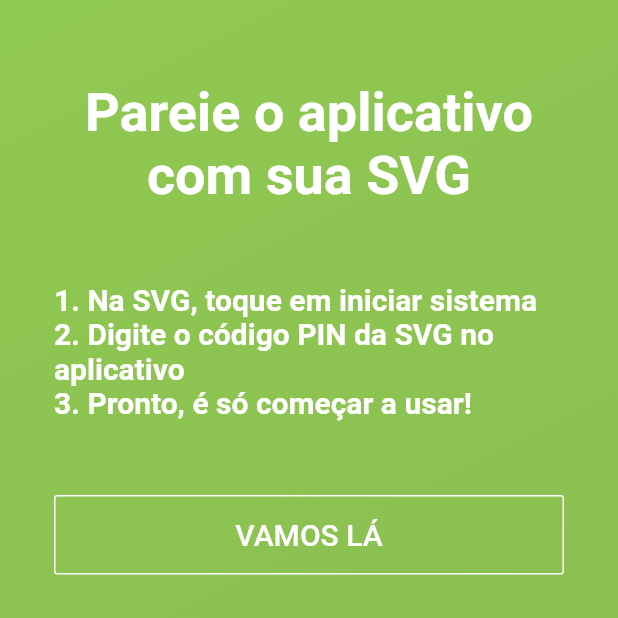
After one commit to PI2-Smart-Vegetable-Germinator/svg-app, a Flutter app: the PairingScreen screen opened directly, on a phone screen of 412 x 824 dp, the top half of it. The commit adds this screen. Run offline on Flutter 3.47's test engine with Material 2 defaults, Android fonts, the phone set to English and light mode, and no system bars; our stand-ins replace firebase_messaging, pin_code_text_field, shared_preferences; accounts and stored records are empty.

Commit message:
Add screen and logic for pairing app with machine.

```diff
--- /dev/null
+++ b/lib/screens/pairing.dart
@@ -0,0 +1,177 @@
+import 'package:flutter/material.dart';
+import 'dart:async';
+import 'package:provider/provider.dart';
+import '../providers/auth.dart';
+import '../models/http_exception.dart';
+
+import 'package:pin_code_text_field/pin_code_text_field.dart';
+
+class PairingScreen extends StatefulWidget {
+  @override
+  _PairingScreenState createState() => _PairingScreenState();
+}
+
+class _PairingScreenState extends State<PairingScreen> {
+  bool _pincodeMode = false;
+  bool _showLoading = false;
+
+  Future<void> _sendPincode(String pincode) async {
+    _showLoading = true;
+    try {
+      await Provider.of<Auth>(context, listen: false).sendPincode(pincode);
+    } on HttpException catch (error) {
+      showDialog(
+        context: context,
+        builder: (BuildContext context) {
+          return AlertDialog(
+            title: Text("Erro"),
+            content: Text(error.message),
+          );
+        },
+      );
+    } catch (error) {
+      showDialog(
+        context: context,
+        builder: (BuildContext context) {
+          return AlertDialog(
+            title: Text("Erro"),
+            content: Text(
+              "Falha ao se comunicar com o servidor. Por favor, tente novamente.",
+            ),
+          );
+        },
+      );
+    } finally {
+      _showLoading = false;
+    }
+  }
+
+  @override
+  Widget build(BuildContext context) {
+    final tutorial = Column(
+      mainAxisAlignment: MainAxisAlignment.start,
+      crossAxisAlignment: CrossAxisAlignment.center,
+      children: <Widget>[
+        SizedBox(height: 18),
+        Text(
+          "Pareie o aplicativo com sua SVG",
+          style: TextStyle(
+            color: Colors.white,
+            fontSize: 36,
+            fontWeight: FontWeight.bold,
+          ),
+          textAlign: TextAlign.center,
+        ),
+        SizedBox(height: 50),
+        Align(
+          alignment: Alignment.centerLeft,
+          child: Text(
+            "1. Na SVG, toque em iniciar sistema",
+            style: TextStyle(
+              color: Colors.white,
+              fontSize: 20,
+              fontWeight: FontWeight.bold,
+            ),
+          ),
+        ),
+        Align(
+          alignment: Alignment.centerLeft,
+          child: Text(
+            "2. Digite o código PIN da SVG no aplicativo",
+            style: TextStyle(
+              color: Colors.white,
+              fontSize: 20,
+              fontWeight: FontWeight.bold,
+            ),
+          ),
+        ),
+        Align(
+          alignment: Alignment.centerLeft,
+          child: Text(
+            "3. Pronto, é só começar a usar!",
+            style: TextStyle(
+              color: Colors.white,
+              fontSize: 20,
+              fontWeight: FontWeight.bold,
+            ),
+          ),
+        ),
+        SizedBox(height: 50),
+        SizedBox(
+          width: double.infinity,
+          child: OutlineButton(
+            borderSide: BorderSide(color: Colors.white),
+            onPressed: () {
+              setState(() {
+                _pincodeMode = true;
+              });
+            },
+            padding: EdgeInsets.all(15.0),
+            child: Text(
+              "Vamos lá".toUpperCase(),
+              style: TextStyle(
+                fontSize: 20,
+                color: Colors.white,
+              ),
+            ),
+          ),
+        )
+      ],
+    );
+
+    final sendPincode = SingleChildScrollView(
+      child: Column(
+        mainAxisAlignment: MainAxisAlignment.start,
+        crossAxisAlignment: CrossAxisAlignment.center,
+        children: <Widget>[
+          SizedBox(height: 18),
+          Text(
+            "Digite o código PIN que você vê na tela da SVG",
+            style: TextStyle(
+              color: Colors.white,
+              fontSize: 36,
+              fontWeight: FontWeight.bold,
+            ),
+            textAlign: TextAlign.center,
+          ),
+          SizedBox(height: 50),
+          _showLoading ? CircularProgressIndicator() : Container(),
+          PinCodeTextField(
+            maxLength: 4,
+            defaultBorderColor: Colors.white,
+            hasTextBorderColor: Colors.white,
+            onDone: (value) {
+              _sendPincode(value);
+            },
+            pinTextStyle: TextStyle(
+              fontSize: 28,
+              color: Colors.white,
+              fontWeight: FontWeight.bold,
+            ),
+            pinBoxWidth: 60,
+            pinBoxDecoration:
+                ProvidedPinBoxDecoration.underlinedPinBoxDecoration,
+          )
+        ],
+      ),
+    );
+
+    return Scaffold(
+      body: Container(
+        decoration: BoxDecoration(
+          gradient: LinearGradient(
+            begin: Alignment.topLeft,
+            end: Alignment.bottomRight,
+            colors: [
+              Color.fromRGBO(144, 201, 82, 1),
+              Color.fromRGBO(135, 185, 80, 1),
+            ],
+          ),
+        ),
+        padding: EdgeInsets.all(36.0),
+        constraints: BoxConstraints.expand(),
+        child: ListView(children: [_pincodeMode ? sendPincode : tutorial]),
+      ),
+    );
+  }
+}
--- a/pubspec.yaml
+++ b/pubspec.yaml
@@ -23,6 +23,7 @@ dependencies:
   shared_preferences: ^0.5.3+4
   provider: ^3.1.0
   firebase_messaging: ^5.1.6
+  pin_code_text_field: ^1.4.0
 
   # The following adds the Cupertino Icons font to your application.
   # Use with the CupertinoIcons class for iOS style icons.
```
Also changed, not shown: lib/main.dart (+19 -10 lines), lib/providers/auth.dart (+43 -2 lines), lib/screens/home.dart (+10 -9 lines), lib/screens/loading.dart (added, +12 -0 lines), pubspec.lock.
